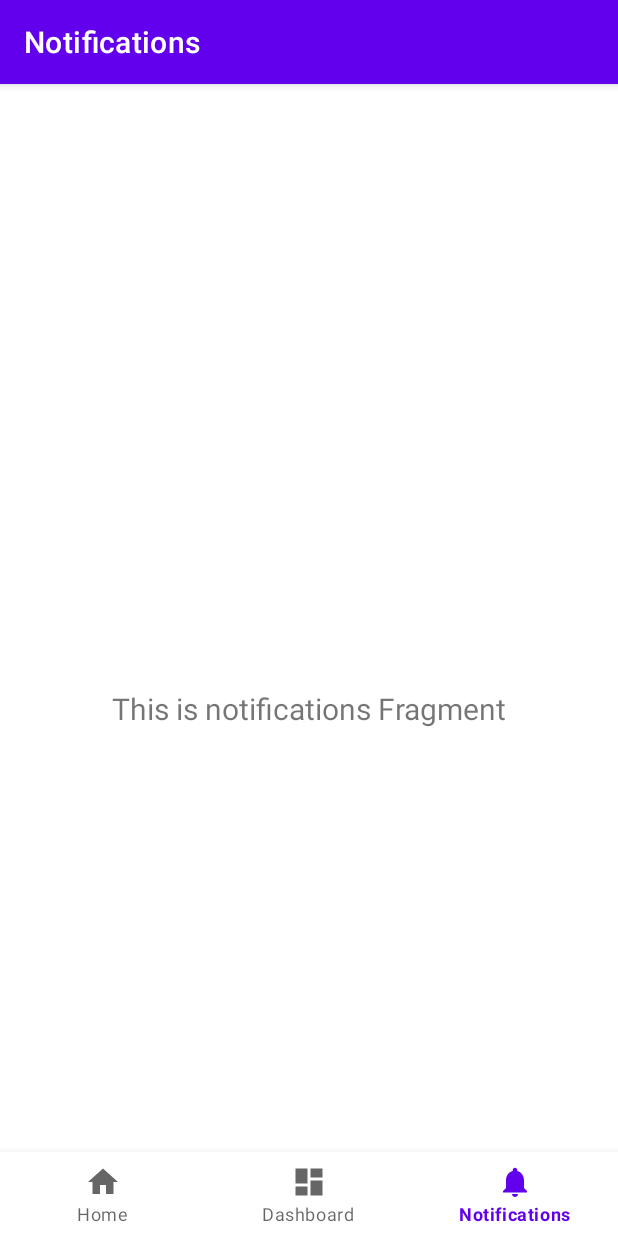
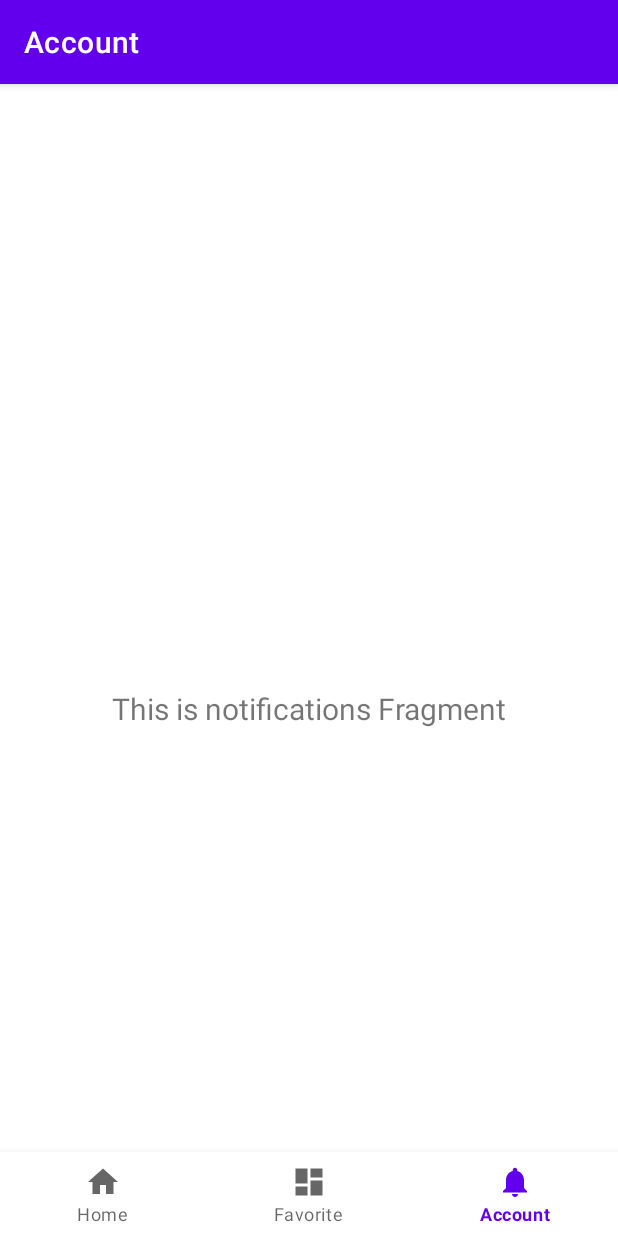
Before and after one commit to hira0021/MovieList, an Android app: the screen it shows after launch (MainActivity), item 3 of the bottom bar chosen, on a phone screen of 412 x 824 dp. Run offline under Robolectric (Android 15) with nearby library versions, the phone set to English and light mode, and no system bars; our stand-ins replace navigation-ui.

Commit message:
#1 Change some name

```diff
--- a/app/src/main/AndroidManifest.xml
+++ b/app/src/main/AndroidManifest.xml
@@ -13,7 +13,7 @@
         android:theme="@style/Theme.MovieList"
         tools:targetApi="31">
         <activity
-            android:name=".MainActivity"
+            android:name=".presentation.MainActivity"
             android:exported="true"
             android:label="@string/app_name">
             <intent-filter>
--- a/app/src/main/java/com/example/movielist/MainActivity.kt
+++ b/app/src/main/java/com/example/movielist/presentation/MainActivity.kt
@@ -1,4 +1,4 @@
-package com.example.movielist
+package com.example.movielist.presentation
 
 import android.os.Bundle
 import com.google.android.material.bottomnavigation.BottomNavigationView
@@ -7,6 +7,7 @@ import androidx.navigation.findNavController
 import androidx.navigation.ui.AppBarConfiguration
 import androidx.navigation.ui.setupActionBarWithNavController
 import androidx.navigation.ui.setupWithNavController
+import com.example.movielist.R
 import com.example.movielist.databinding.ActivityMainBinding
 
 class MainActivity : AppCompatActivity() {
@@ -18,15 +19,18 @@ class MainActivity : AppCompatActivity() {
 
         binding = ActivityMainBinding.inflate(layoutInflater)
         setContentView(binding.root)
+    }
+
+    override fun onStart() {
+        super.onStart()
 
         val navView: BottomNavigationView = binding.navView
-
         val navController = findNavController(R.id.nav_host_fragment_activity_main)
         // Passing each menu ID as a set of Ids because each
         // menu should be considered as top level destinations.
         val appBarConfiguration = AppBarConfiguration(
             setOf(
-                R.id.navigation_home, R.id.navigation_dashboard, R.id.navigation_notifications
+                R.id.navigation_home, R.id.navigation_favorite, R.id.navigation_account
             )
         )
         setupActionBarWithNavController(navController, appBarConfiguration)
--- a/app/src/main/java/com/example/movielist/ui/dashboard/DashboardFragment.kt
+++ b/app/src/main/java/com/example/movielist/presentation/account/AccountFragment.kt
@@ -1,4 +1,4 @@
-package com.example.movielist.ui.dashboard
+package com.example.movielist.presentation.account
 
 import android.os.Bundle
 import android.view.LayoutInflater
@@ -7,11 +7,11 @@ import android.view.ViewGroup
 import android.widget.TextView
 import androidx.fragment.app.Fragment
 import androidx.lifecycle.ViewModelProvider
-import com.example.movielist.databinding.FragmentDashboardBinding
+import com.example.movielist.databinding.FragmentAccountBinding
 
-class DashboardFragment : Fragment() {
+class AccountFragment : Fragment() {
 
-    private var _binding: FragmentDashboardBinding? = null
+    private var _binding: FragmentAccountBinding? = null
 
     // This property is only valid between onCreateView and
     // onDestroyView.
@@ -22,14 +22,14 @@ class DashboardFragment : Fragment() {
         container: ViewGroup?,
         savedInstanceState: Bundle?
     ): View {
-        val dashboardViewModel =
-            ViewModelProvider(this).get(DashboardViewModel::class.java)
+        val notificationsViewModel =
+            ViewModelProvider(this).get(AccountViewModel::class.java)
 
-        _binding = FragmentDashboardBinding.inflate(inflater, container, false)
+        _binding = FragmentAccountBinding.inflate(inflater, container, false)
         val root: View = binding.root
 
-        val textView: TextView = binding.textDashboard
-        dashboardViewModel.text.observe(viewLifecycleOwner) {
+        val textView: TextView = binding.textNotifications
+        notificationsViewModel.text.observe(viewLifecycleOwner) {
             textView.text = it
         }
         return root
--- a/app/src/main/java/com/example/movielist/ui/dashboard/DashboardViewModel.kt
+++ b/app/src/main/java/com/example/movielist/presentation/account/AccountViewModel.kt
@@ -1,13 +1,13 @@
-package com.example.movielist.ui.dashboard
+package com.example.movielist.presentation.account
 
 import androidx.lifecycle.LiveData
 import androidx.lifecycle.MutableLiveData
 import androidx.lifecycle.ViewModel
 
-class DashboardViewModel : ViewModel() {
+class AccountViewModel : ViewModel() {
 
     private val _text = MutableLiveData<String>().apply {
-        value = "This is dashboard Fragment"
+        value = "This is notifications Fragment"
     }
     val text: LiveData<String> = _text
 }
--- a/app/src/main/java/com/example/movielist/ui/notifications/NotificationsFragment.kt
+++ b/app/src/main/java/com/example/movielist/presentation/favorite/FavoriteFragment.kt
@@ -1,4 +1,4 @@
-package com.example.movielist.ui.notifications
+package com.example.movielist.presentation.favorite
 
 import android.os.Bundle
 import android.view.LayoutInflater
@@ -7,11 +7,11 @@ import android.view.ViewGroup
 import android.widget.TextView
 import androidx.fragment.app.Fragment
 import androidx.lifecycle.ViewModelProvider
-import com.example.movielist.databinding.FragmentNotificationsBinding
+import com.example.movielist.databinding.FragmentFavoriteBinding
 
-class NotificationsFragment : Fragment() {
+class FavoriteFragment : Fragment() {
 
-    private var _binding: FragmentNotificationsBinding? = null
+    private var _binding: FragmentFavoriteBinding? = null
 
     // This property is only valid between onCreateView and
     // onDestroyView.
@@ -22,14 +22,14 @@ class NotificationsFragment : Fragment() {
         container: ViewGroup?,
         savedInstanceState: Bundle?
     ): View {
-        val notificationsViewModel =
-            ViewModelProvider(this).get(NotificationsViewModel::class.java)
+        val dashboardViewModel =
+            ViewModelProvider(this).get(FavoriteViewModel::class.java)
 
-        _binding = FragmentNotificationsBinding.inflate(inflater, container, false)
+        _binding = FragmentFavoriteBinding.inflate(inflater, container, false)
         val root: View = binding.root
 
-        val textView: TextView = binding.textNotifications
-        notificationsViewModel.text.observe(viewLifecycleOwner) {
+        val textView: TextView = binding.textDashboard
+        dashboardViewModel.text.observe(viewLifecycleOwner) {
             textView.text = it
         }
         return root
--- a/app/src/main/java/com/example/movielist/ui/notifications/NotificationsViewModel.kt
+++ b/app/src/main/java/com/example/movielist/presentation/favorite/FavoriteViewModel.kt
@@ -1,13 +1,13 @@
-package com.example.movielist.ui.notifications
+package com.example.movielist.presentation.favorite
 
 import androidx.lifecycle.LiveData
 import androidx.lifecycle.MutableLiveData
 import androidx.lifecycle.ViewModel
 
-class NotificationsViewModel : ViewModel() {
+class FavoriteViewModel : ViewModel() {
 
     private val _text = MutableLiveData<String>().apply {
-        value = "This is notifications Fragment"
+        value = "This is dashboard Fragment"
     }
     val text: LiveData<String> = _text
 }
--- a/app/src/main/java/com/example/movielist/ui/home/HomeFragment.kt
+++ b/app/src/main/java/com/example/movielist/presentation/home/HomeFragment.kt
@@ -1,4 +1,4 @@
-package com.example.movielist.ui.home
+package com.example.movielist.presentation.home
 
 import android.os.Bundle
 import android.view.LayoutInflater
--- a/app/src/main/java/com/example/movielist/ui/home/HomeViewModel.kt
+++ b/app/src/main/java/com/example/movielist/presentation/home/HomeViewModel.kt
@@ -1,4 +1,4 @@
-package com.example.movielist.ui.home
+package com.example.movielist.presentation.home
 
 import androidx.lifecycle.LiveData
 import androidx.lifecycle.MutableLiveData
--- a/app/src/main/res/layout/activity_main.xml
+++ b/app/src/main/res/layout/activity_main.xml
@@ -18,7 +18,7 @@
         app:layout_constraintRight_toRightOf="parent"
         app:menu="@menu/bottom_nav_menu" />
 
-    <fragment
+    <androidx.fragment.app.FragmentContainerView
         android:id="@+id/nav_host_fragment_activity_main"
         android:name="androidx.navigation.fragment.NavHostFragment"
         android:layout_width="match_parent"
--- a/app/src/main/res/layout/fragment_dashboard.xml
+++ b/app/src/main/res/layout/fragment_account.xml
@@ -4,10 +4,10 @@
     xmlns:tools="http://schemas.android.com/tools"
     android:layout_width="match_parent"
     android:layout_height="match_parent"
-    tools:context=".ui.dashboard.DashboardFragment">
+    tools:context=".presentation.account.AccountFragment">
 
     <TextView
-        android:id="@+id/text_dashboard"
+        android:id="@+id/text_notifications"
         android:layout_width="match_parent"
         android:layout_height="wrap_content"
         android:layout_marginStart="8dp"
--- a/app/src/main/res/layout/fragment_notifications.xml
+++ b/app/src/main/res/layout/fragment_favorite.xml
@@ -4,10 +4,10 @@
     xmlns:tools="http://schemas.android.com/tools"
     android:layout_width="match_parent"
     android:layout_height="match_parent"
-    tools:context=".ui.notifications.NotificationsFragment">
+    tools:context=".presentation.favorite.FavoriteFragment">
 
     <TextView
-        android:id="@+id/text_notifications"
+        android:id="@+id/text_dashboard"
         android:layout_width="match_parent"
         android:layout_height="wrap_content"
         android:layout_marginStart="8dp"
--- a/app/src/main/res/layout/fragment_home.xml
+++ b/app/src/main/res/layout/fragment_home.xml
@@ -4,7 +4,7 @@
     xmlns:tools="http://schemas.android.com/tools"
     android:layout_width="match_parent"
     android:layout_height="match_parent"
-    tools:context=".ui.home.HomeFragment">
+    tools:context=".presentation.home.HomeFragment">
 
     <TextView
         android:id="@+id/text_home"
--- a/app/src/main/res/menu/bottom_nav_menu.xml
+++ b/app/src/main/res/menu/bottom_nav_menu.xml
@@ -7,13 +7,13 @@
         android:title="@string/title_home" />
 
     <item
-        android:id="@+id/navigation_dashboard"
+        android:id="@+id/navigation_favorite"
         android:icon="@drawable/ic_dashboard_black_24dp"
-        android:title="@string/title_dashboard" />
+        android:title="@string/title_favorite" />
 
     <item
-        android:id="@+id/navigation_notifications"
+        android:id="@+id/navigation_account"
         android:icon="@drawable/ic_notifications_black_24dp"
-        android:title="@string/title_notifications" />
+        android:title="@string/title_account" />
 
 </menu>
--- a/app/src/main/res/navigation/mobile_navigation.xml
+++ b/app/src/main/res/navigation/mobile_navigation.xml
@@ -7,19 +7,19 @@
 
     <fragment
         android:id="@+id/navigation_home"
-        android:name="com.example.movielist.ui.home.HomeFragment"
+        android:name="com.example.movielist.presentation.home.HomeFragment"
         android:label="@string/title_home"
         tools:layout="@layout/fragment_home" />
 
     <fragment
-        android:id="@+id/navigation_dashboard"
-        android:name="com.example.movielist.ui.dashboard.DashboardFragment"
-        android:label="@string/title_dashboard"
-        tools:layout="@layout/fragment_dashboard" />
+        android:id="@+id/navigation_favorite"
+        android:name="com.example.movielist.presentation.favorite.FavoriteFragment"
+        android:label="@string/title_favorite"
+        tools:layout="@layout/fragment_favorite" />
 
     <fragment
-        android:id="@+id/navigation_notifications"
-        android:name="com.example.movielist.ui.notifications.NotificationsFragment"
-        android:label="@string/title_notifications"
-        tools:layout="@layout/fragment_notifications" />
+        android:id="@+id/navigation_account"
+        android:name="com.example.movielist.presentation.account.AccountFragment"
+        android:label="@string/title_account"
+        tools:layout="@layout/fragment_account" />
 </navigation>
--- a/app/src/main/res/values/strings.xml
+++ b/app/src/main/res/values/strings.xml
@@ -1,6 +1,6 @@
 <resources>
     <string name="app_name">MovieList</string>
     <string name="title_home">Home</string>
-    <string name="title_dashboard">Dashboard</string>
-    <string name="title_notifications">Notifications</string>
+    <string name="title_favorite">Favorite</string>
+    <string name="title_account">Account</string>
 </resources>
```
